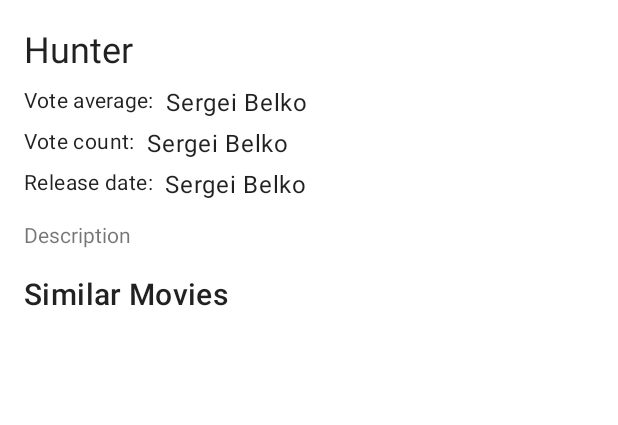
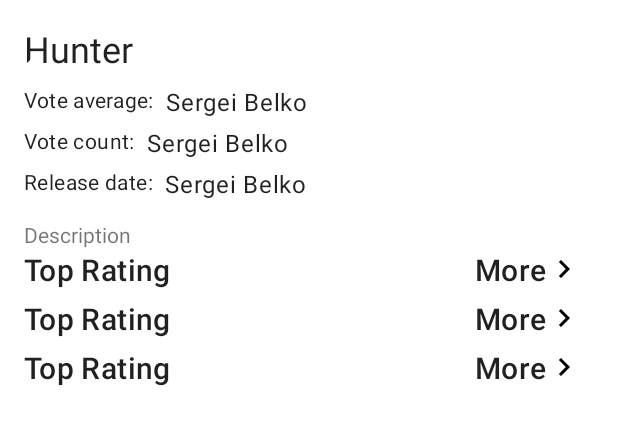
Before and after one commit to Byalko/MovieDB, an Android app: the layout detail_fragment.xml on its own in the app's theme, with its tools: preview values and no code run, on a phone screen of 412 x 824 dp. Shown: the top 425 px of the screen. Run offline under Robolectric (Android 15) with nearby library versions, the phone set to English and light mode, and no system bars.

Commit message:
- few categories in DetailFragment (viewModel, new request) , fix layout, error state, fix back button

```diff
--- a/app/src/main/java/com/example/test_diplom/data/model/homeFragment/ItemHome.kt
+++ b/app/src/main/java/com/example/test_diplom/data/model/homeFragment/ItemHome.kt
@@ -2,4 +2,4 @@ package com.example.test_diplom.data.model.homeFragment
 
 import com.example.test_diplom.data.model.homeFragment.popular.ListFilm
 
-data class ItemHome(val name:String, val content : ListFilm)
+data class ItemHome(val name:String, val content : ListFilm, val destination: String?=null)
--- a/app/src/main/java/com/example/test_diplom/repository/HomeRepository.kt
+++ b/app/src/main/java/com/example/test_diplom/repository/HomeRepository.kt
@@ -10,6 +10,10 @@ import javax.inject.Inject
 class HomeRepository @Inject constructor(
     private val api: ApiTMDB
 ) {
+
+    suspend fun getRecommendationFilm(id:Int) : Resource<ListFilm> = checkHttpResponse(api.getRecommendationFilm(id))
+
+    suspend fun getSimilarFilm(id:Int) : Resource<ListFilm> = checkHttpResponse(api.getSimilarFilm(id))
 
     suspend fun getDetailFilm(id:Int): Resource<DetailFilm> = checkHttpResponse(api.getDetailFilm(id))
 
--- a/app/src/main/java/com/example/test_diplom/ui/home/adapter/HomeAdapter.kt
+++ b/app/src/main/java/com/example/test_diplom/ui/home/adapter/HomeAdapter.kt
@@ -39,7 +39,11 @@ class HomeAdapter : RecyclerView.Adapter<HomeAdapter.HomeViewHolder>() {
         val category = differ.currentList[position]
         holder.apply {
             binding.textView.text = category.name
-            val adapter = ItemAdapter()
+            val adapter : ItemAdapter = if (category.destination.isNullOrEmpty()){
+                ItemAdapter(null)
+            } else {
+                ItemAdapter(category.destination)
+            }
             binding.listFilm.adapter = adapter
             binding.listFilm.layoutManager =
                 LinearLayoutManager(binding.listFilm.context, LinearLayoutManager.HORIZONTAL, false)
--- /dev/null
+++ b/app/src/main/res/drawable/ic_back.xml
@@ -0,0 +1,9 @@
+<vector xmlns:android="http://schemas.android.com/apk/res/android"
+    android:width="24dp"
+    android:height="24dp"
+    android:viewportWidth="24"
+    android:viewportHeight="24">
+  <path
+      android:pathData="M20,11H7.83l5.59,-5.59L12,4l-8,8 8,8 1.41,-1.41L7.83,13H20v-2z"
+      android:fillColor="#000000"/>
+</vector>
--- a/app/src/main/res/drawable/ic_placeholder.xml
+++ b/app/src/main/res/drawable/ic_placeholder.xml
@@ -1,6 +1,6 @@
 <vector xmlns:android="http://schemas.android.com/apk/res/android"
-    android:width="500dp"
-    android:height="500dp"
+    android:width="200dp"
+    android:height="200dp"
     android:viewportWidth="500"
     android:viewportHeight="500">
   <path
--- /dev/null
+++ b/app/src/main/res/drawable/ripple_effect.xml
@@ -0,0 +1,16 @@
+<?xml version="1.0" encoding="utf-8"?>
+<ripple
+    xmlns:android="http://schemas.android.com/apk/res/android"
+    android:color="#88FFFFFF"> <!-- Ripple color :: WHITE -->
+
+    <item>
+        <color android:color="@android:color/transparent" /> <!-- Normal bg color :: RED -->
+    </item>
+
+    <!-- Make sure the ripple doesn't exceed the bounds -->
+    <item android:id="@android:id/mask">
+        <shape android:shape="oval">
+            <solid android:color="?android:colorAccent" />
+        </shape>
+    </item>
+</ripple>
--- a/app/src/main/res/layout/detail_fragment.xml
+++ b/app/src/main/res/layout/detail_fragment.xml
@@ -39,9 +39,22 @@
             app:layout_constraintGuide_end="16dp"
             />
 
+        <com.google.android.material.button.MaterialButton
+            android:id="@+id/btn_back"
+            android:layout_width="48dp"
+            android:layout_height="48dp"
+            style="@style/MaterialAlertDialog.MaterialComponents.Title.Icon"
+            android:background="@drawable/ripple_effect"
+            app:iconPadding="0dp"
+            app:iconGravity="textStart"
+            android:layout_marginTop="20dp"
+            app:icon="@drawable/ic_back"
+            app:layout_constraintTop_toTopOf="@id/banner"
+            app:layout_constraintStart_toStartOf="@id/banner"/>
+
         <ImageView
             android:id="@+id/banner"
-            android:layout_width="wrap_content"
+            android:layout_width="match_parent"
             android:layout_height="wrap_content"
             android:adjustViewBounds="true"
             android:scaleType="fitStart"
@@ -55,13 +68,12 @@
         <TextView
             android:id="@+id/title"
             android:layout_width="0dp"
-            android:layout_height="0dp"
+            android:layout_height="wrap_content"
             android:layout_marginTop="16dp"
             android:layout_marginEnd="16dp"
             tools:text="Hunter"
             android:textAppearance="@style/TextAppearance.MaterialComponents.Headline5"
             app:layout_constraintEnd_toStartOf="@id/poster"
-            app:layout_constraintHeight_default="wrap"
             app:layout_constraintStart_toStartOf="@id/start_guideline"
             app:layout_constraintTop_toBottomOf="@id/banner"
             app:layout_constraintVertical_bias="0"
@@ -71,10 +83,9 @@
         <ImageView
             android:id="@+id/poster"
             android:layout_width="0dp"
-            android:layout_height="0dp"
+            android:layout_height="wrap_content"
             android:adjustViewBounds="true"
             app:layout_constraintEnd_toStartOf="@id/end_guideline"
-            app:layout_constraintHeight_default="wrap"
             app:layout_constraintHorizontal_bias="1"
             app:layout_constraintStart_toStartOf="@id/start_guideline"
             app:layout_constraintTop_toTopOf="@+id/title"
@@ -83,76 +94,67 @@
 
         <TextView
             android:id="@+id/vote_average_label"
-            android:layout_width="0dp"
-            android:layout_height="0dp"
+            android:layout_width="wrap_content"
+            android:layout_height="wrap_content"
             android:layout_marginTop="8dp"
-            android:text="Vote average:"
+            android:text="@string/vote_average"
             android:textAppearance="@style/TextAppearance.MaterialComponents.Body2"
             app:layout_constraintEnd_toStartOf="@id/end_guideline"
-            app:layout_constraintHeight_default="wrap"
             app:layout_constraintHorizontal_bias="0"
             app:layout_constraintStart_toEndOf="@id/start_guideline"
             app:layout_constraintTop_toBottomOf="@+id/title"
-            app:layout_constraintWidth_default="wrap"
             />
 
         <TextView
             android:id="@+id/vote_count_label"
-            android:layout_width="0dp"
-            android:layout_height="0dp"
+            android:layout_width="wrap_content"
+            android:layout_height="wrap_content"
             android:layout_marginTop="8dp"
-            android:text="Vote count:"
+            android:text="@string/vote_count"
             android:textAppearance="@style/TextAppearance.MaterialComponents.Body2"
             app:layout_constraintEnd_toStartOf="@id/end_guideline"
-            app:layout_constraintHeight_default="wrap"
             app:layout_constraintHorizontal_bias="0"
             app:layout_constraintStart_toEndOf="@id/start_guideline"
             app:layout_constraintTop_toBottomOf="@+id/vote_average_label"
-            app:layout_constraintWidth_default="wrap"
             />
 
         <TextView
             android:id="@+id/release_date_label"
-            android:layout_width="0dp"
-            android:layout_height="0dp"
+            android:layout_width="wrap_content"
+            android:layout_height="wrap_content"
             android:layout_marginTop="8dp"
-            android:text="Release date:"
+            android:text="@string/release_date"
             android:textAppearance="@style/TextAppearance.MaterialComponents.Body2"
             app:layout_constraintEnd_toStartOf="@id/end_guideline"
-            app:layout_constraintHeight_default="wrap"
             app:layout_constraintHorizontal_bias="0"
             app:layout_constraintStart_toEndOf="@id/start_guideline"
             app:layout_constraintTop_toBottomOf="@+id/vote_count_label"
-            app:layout_constraintWidth_default="wrap"
             />
 
         <TextView
             android:id="@+id/vote_average"
             android:layout_width="wrap_content"
-            android:layout_height="0dp"
+            android:layout_height="wrap_content"
             android:layout_marginStart="8dp"
             android:layout_marginEnd="8dp"
             tools:text="Sergei Belko"
             android:textAppearance="@style/TextAppearance.MaterialComponents.Body1"
             app:layout_constraintEnd_toStartOf="@id/poster"
-            app:layout_constraintHeight_default="wrap"
             app:layout_constraintHorizontal_bias="0"
             app:layout_constraintStart_toEndOf="@id/vote_average_label"
             app:layout_constraintTop_toTopOf="@id/vote_average_label"
-            app:layout_constrainedWidth="true"
             app:layout_goneMarginEnd="0dp"
             />
 
         <TextView
             android:id="@+id/vote_count"
             android:layout_width="wrap_content"
-            android:layout_height="0dp"
+            android:layout_height="wrap_content"
             android:layout_marginStart="8dp"
             android:layout_marginEnd="8dp"
             tools:text="Sergei Belko"
             android:textAppearance="@style/TextAppearance.MaterialComponents.Body1"
             app:layout_constraintEnd_toStartOf="@id/poster"
-            app:layout_constraintHeight_default="wrap"
             app:layout_constraintHorizontal_bias="0"
             app:layout_constraintStart_toEndOf="@id/vote_count_label"
             app:layout_constraintTop_toTopOf="@id/vote_count_label"
@@ -163,13 +165,12 @@
         <TextView
             android:id="@+id/release_date"
             android:layout_width="wrap_content"
-            android:layout_height="0dp"
+            android:layout_height="wrap_content"
             android:layout_marginStart="8dp"
             android:layout_marginEnd="8dp"
             tools:text="Sergei Belko"
             android:textAppearance="@style/TextAppearance.MaterialComponents.Body1"
             app:layout_constraintEnd_toStartOf="@id/poster"
-            app:layout_constraintHeight_default="wrap"
             app:layout_constraintHorizontal_bias="0"
             app:layout_constraintStart_toEndOf="@id/release_date_label"
             app:layout_constraintTop_toTopOf="@id/release_date_label"
@@ -196,71 +197,60 @@
             app:layout_constraintTop_toBottomOf="@+id/title_poster_bottom_barrier"
             />
 
+        <ImageView
+            android:id="@+id/error_image"
+            android:layout_width="150dp"
+            android:layout_height="150dp"
+            app:layout_constraintBottom_toBottomOf="parent"
+            app:layout_constraintEnd_toEndOf="parent"
+            app:layout_constraintStart_toStartOf="parent"
+            app:layout_constraintTop_toTopOf="parent"
+            android:visibility="invisible"
+            android:src="@drawable/ic_error"/>
+
         <TextView
-            android:id="@+id/actors_label"
+            android:id="@+id/error_txt"
+            android:layout_width="150dp"
+            android:layout_height="wrap_content"
+            android:textAlignment="center"
+            android:textSize="15sp"
+            android:visibility="invisible"
+            app:layout_constraintTop_toBottomOf="@id/error_image"
+            app:layout_constraintEnd_toEndOf="@id/error_image"
+            app:layout_constraintStart_toStartOf="@id/error_image"/>
+
+        <com.google.android.material.button.MaterialButton
+            android:id="@+id/btn_retry"
+            android:layout_width="wrap_content"
+            android:layout_height="wrap_content"
+            android:text="Retry"
+            android:visibility="invisible"
+            app:layout_constraintTop_toBottomOf="@id/error_txt"
+            app:layout_constraintStart_toStartOf="@id/error_txt"
+            app:layout_constraintEnd_toEndOf="@id/error_txt"/>
+
+        <androidx.recyclerview.widget.RecyclerView
+            android:id="@+id/genre_list"
             android:layout_width="0dp"
             android:layout_height="wrap_content"
-            android:layout_marginTop="16dp"
-            android:text="Similar Movies"
-            android:textAppearance="@style/TextAppearance.MaterialComponents.Headline6"
-            app:layout_constrainedWidth="true"
+            android:layout_marginStart="8dp"
             app:layout_constraintEnd_toStartOf="@id/end_guideline"
-            app:layout_constraintHorizontal_bias="0"
+            app:layout_constraintEnd_toEndOf="parent"
+            app:layout_constraintStart_toStartOf="parent"
+            app:layout_constraintTop_toBottomOf="@+id/short_descriptions"
+            tools:listitem="@layout/list_iem_category" />
+
+        <!--<androidx.recyclerview.widget.RecyclerView
+            android:id="@+id/similar_list"
+            android:layout_width="0dp"
+            android:layout_height="wrap_content"
+            android:layout_marginStart="5dp"
+            app:layout_constraintEnd_toStartOf="@id/end_guideline"
             app:layout_constraintStart_toEndOf="@id/start_guideline"
-            app:layout_constraintTop_toBottomOf="@+id/short_descriptions"
-            app:layout_constraintWidth_default="wrap"
-            />
-
-        <!--<androidx.constraintlayout.helper.widget.Flow
-            android:id="@+id/actions"
-            android:layout_width="0dp"
-            android:layout_height="0dp"
-            android:layout_marginTop="8dp"
-            android:layout_marginBottom="16dp"
-            app:constraint_referenced_ids="like,watch,share"
-            app:flow_horizontalBias="0"
-            app:flow_horizontalGap="8dp"
-            app:flow_horizontalStyle="packed"
-            app:flow_verticalStyle="packed"
-            app:flow_wrapMode="chain"
-            app:layout_constraintBottom_toBottomOf="parent"
-            app:layout_constraintEnd_toEndOf="@id/end_guideline"
-            app:layout_constraintStart_toStartOf="@id/start_guideline"
-            app:layout_constraintTop_toBottomOf="@+id/actors_label"
-            app:layout_constraintWidth_default="wrap"
-            />
-
-        <Button
-            android:id="@+id/like"
-            android:layout_width="wrap_content"
-            android:layout_height="wrap_content"
-            android:layout_marginTop="16dp"
-            android:layout_marginEnd="8dp"
-            android:text="like"
-            app:layout_goneMarginEnd="0dp"
-            />
-
-        <Button
-            android:id="@+id/watch"
-            android:layout_width="wrap_content"
-            android:layout_height="wrap_content"
-            android:layout_marginStart="8dp"
-            android:layout_marginTop="16dp"
-            android:layout_marginEnd="8dp"
-            android:text="watch"
-            app:layout_goneMarginEnd="0dp"
-            app:layout_goneMarginStart="0dp"
-            />
-
-        <Button
-            android:id="@+id/share"
-            android:layout_width="wrap_content"
-            android:layout_height="wrap_content"
-            android:layout_marginStart="8dp"
-            android:layout_marginTop="16dp"
-            android:text="share"
-            app:layout_goneMarginStart="0dp"
-            />-->
+            app:layout_constraintEnd_toEndOf="parent"
+            app:layout_constraintStart_toStartOf="parent"
+            app:layout_constraintTop_toBottomOf="@id/similar_label"
+            tools:listitem="@layout/list_item_film" />-->
 
     </androidx.constraintlayout.widget.ConstraintLayout>
 </ScrollView>
--- a/app/src/main/res/layout/list_iem_category.xml
+++ b/app/src/main/res/layout/list_iem_category.xml
@@ -9,14 +9,15 @@
         android:id="@+id/textView"
         android:layout_width="wrap_content"
         android:layout_height="wrap_content"
-        android:text="Top Rating"
+        tools:text="Top Rating"
         android:textSize="20sp"
+        app:layout_constrainedWidth="true"
+        android:textAppearance="@style/TextAppearance.MaterialComponents.Headline6"
         app:layout_constraintStart_toStartOf="@+id/margin_start"
         app:layout_constraintTop_toTopOf="parent" />
 
     <RelativeLayout
         android:id="@+id/view_more"
-        android:clickable="true"
         android:background="@drawable/selector_view_more"
         android:layout_width="wrap_content"
         android:layout_height="wrap_content"
@@ -27,8 +28,9 @@
 
         <TextView
             android:id="@+id/text"
-            android:text="More"
+            android:text="@string/more_films"
             android:textSize="20sp"
+            android:textAppearance="@style/TextAppearance.MaterialComponents.Headline6"
             android:layout_alignParentStart="true"
             android:layout_centerVertical="true"
             android:layout_width="wrap_content"
@@ -63,6 +65,7 @@
         android:id="@+id/list_film"
         android:layout_width="0dp"
         android:layout_height="wrap_content"
+        android:layout_marginTop="5dp"
         app:layout_constraintEnd_toEndOf="@+id/margin_end"
         app:layout_constraintStart_toStartOf="parent"
         app:layout_constraintTop_toBottomOf="@id/textView"
--- a/app/src/main/res/layout/list_item_film.xml
+++ b/app/src/main/res/layout/list_item_film.xml
@@ -15,6 +15,7 @@
 
         <com.google.android.material.imageview.ShapeableImageView
             android:id="@+id/poster"
+            android:src="@drawable/hunter"
             android:layout_width="match_parent"
             android:layout_height="match_parent" />
 
--- a/app/src/main/res/navigation/bottom_nav_graph.xml
+++ b/app/src/main/res/navigation/bottom_nav_graph.xml
@@ -37,5 +37,11 @@
         <argument
             android:name="id"
             app:argType="integer" />
+        <action
+            android:id="@+id/action_detailFragment_to_homeFragment"
+            app:popUpTo="@id/homeFragment" />
+        <action
+            android:id="@+id/action_detailFragment_self"
+            app:destination="@id/detailFragment" />
     </fragment>
 </navigation>
--- a/app/src/main/res/values/strings.xml
+++ b/app/src/main/res/values/strings.xml
@@ -8,4 +8,9 @@
     <string name="nav_menu_profile">Profile</string>
     <string name="image_banner">Banner</string>
     <string name="image_poster">Poster</string>
+    <string name="similar_movies">Similar Movies</string>
+    <string name="more_films">More</string>
+    <string name="vote_average">Vote average:</string>
+    <string name="vote_count">Vote count:</string>
+    <string name="release_date">Release date:</string>
 </resources>
```
Also changed, not shown: app/src/main/java/com/example/test_diplom/data/ApiTMDB.kt (+7 -0 lines), app/src/main/java/com/example/test_diplom/ui/detail/DetailFragment.kt (+62 -5 lines), app/src/main/java/com/example/test_diplom/ui/detail/DetailViewModel.kt (+52 -5 lines), app/src/main/java/com/example/test_diplom/ui/home/HomeViewModel.kt (+7 -6 lines), app/src/main/java/com/example/test_diplom/ui/home/adapter/ItemAdapter.kt (+13 -3 lines).
